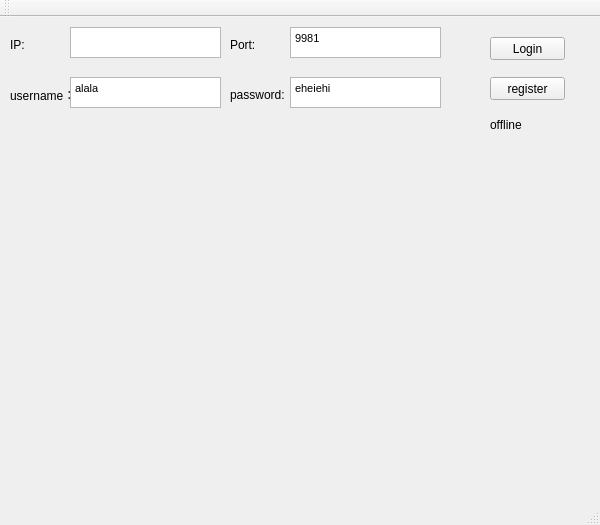
The window that LixTalk-client/LixTalk.ui (ZingLix/LixTalk-client) describes before a commit, drawn with Qt 5.
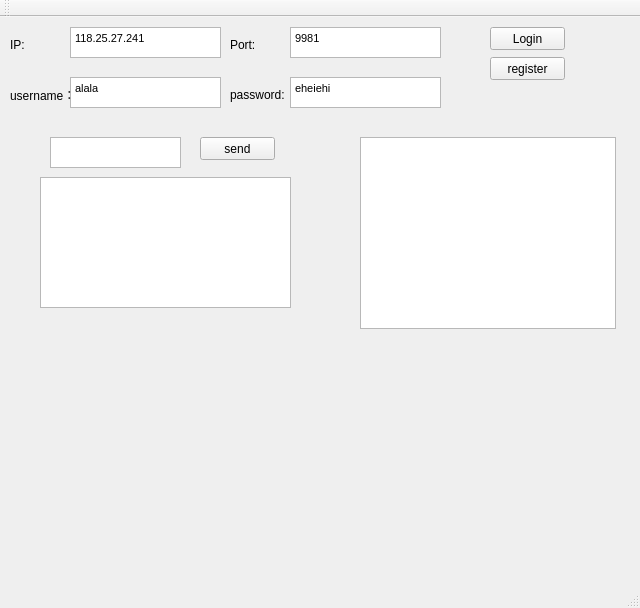
The same window after the commit.

Commit message: add send_msg

Diff of the .ui file:
```diff
--- a/LixTalk-client/LixTalk.ui
+++ b/LixTalk-client/LixTalk.ui
@@ -6,8 +6,8 @@
    <rect>
     <x>0</x>
     <y>0</y>
-    <width>600</width>
-    <height>525</height>
+    <width>640</width>
+    <height>608</height>
    </rect>
   </property>
   <property name="windowTitle">
@@ -18,7 +18,7 @@
     <property name="geometry">
      <rect>
       <x>490</x>
-      <y>20</y>
+      <y>10</y>
       <width>75</width>
       <height>23</height>
      </rect>
@@ -41,7 +41,7 @@
 &lt;html&gt;&lt;head&gt;&lt;meta name=&quot;qrichtext&quot; content=&quot;1&quot; /&gt;&lt;style type=&quot;text/css&quot;&gt;
 p, li { white-space: pre-wrap; }
 &lt;/style&gt;&lt;/head&gt;&lt;body style=&quot; font-family:'MS Shell Dlg 2'; font-size:8.25pt; font-weight:400; font-style:normal;&quot;&gt;
-&lt;p style=&quot;-qt-paragraph-type:empty; margin-top:0px; margin-bottom:0px; margin-left:0px; margin-right:0px; -qt-block-indent:0; text-indent:0px;&quot;&gt;&lt;br /&gt;&lt;/p&gt;&lt;/body&gt;&lt;/html&gt;</string>
+&lt;p style=&quot; margin-top:0px; margin-bottom:0px; margin-left:0px; margin-right:0px; -qt-block-indent:0; text-indent:0px;&quot;&gt;118.25.27.241&lt;/p&gt;&lt;/body&gt;&lt;/html&gt;</string>
     </property>
    </widget>
    <widget class="QLabel" name="label">
@@ -154,20 +154,20 @@
     <property name="geometry">
      <rect>
       <x>490</x>
-      <y>100</y>
+      <y>70</y>
       <width>61</width>
       <height>16</height>
      </rect>
     </property>
     <property name="text">
-     <string>offline</string>
+     <string> </string>
     </property>
    </widget>
    <widget class="QPushButton" name="pushButton_2">
     <property name="geometry">
      <rect>
       <x>490</x>
-      <y>60</y>
+      <y>40</y>
       <width>75</width>
       <height>23</height>
      </rect>
@@ -176,6 +176,49 @@
      <string>register</string>
     </property>
    </widget>
+   <widget class="QTextEdit" name="textEdit_5">
+    <property name="geometry">
+     <rect>
+      <x>50</x>
+      <y>120</y>
+      <width>131</width>
+      <height>31</height>
+     </rect>
+    </property>
+   </widget>
+   <widget class="QTextEdit" name="textEdit_6">
+    <property name="geometry">
+     <rect>
+      <x>40</x>
+      <y>160</y>
+      <width>251</width>
+      <height>131</height>
+     </rect>
+    </property>
+   </widget>
+   <widget class="QPushButton" name="pushButton_3">
+    <property name="geometry">
+     <rect>
+      <x>200</x>
+      <y>120</y>
+      <width>75</width>
+      <height>23</height>
+     </rect>
+    </property>
+    <property name="text">
+     <string>send</string>
+    </property>
+   </widget>
+   <widget class="QListWidget" name="listWidget">
+    <property name="geometry">
+     <rect>
+      <x>360</x>
+      <y>120</y>
+      <width>256</width>
+      <height>192</height>
+     </rect>
+    </property>
+   </widget>
   </widget>
   <widget class="QMenuBar" name="menuBar">
    <property name="geometry">
```
Left out of the diff: 2 changed lines with no effect on the pictures. The commit also changes 4 other files.
